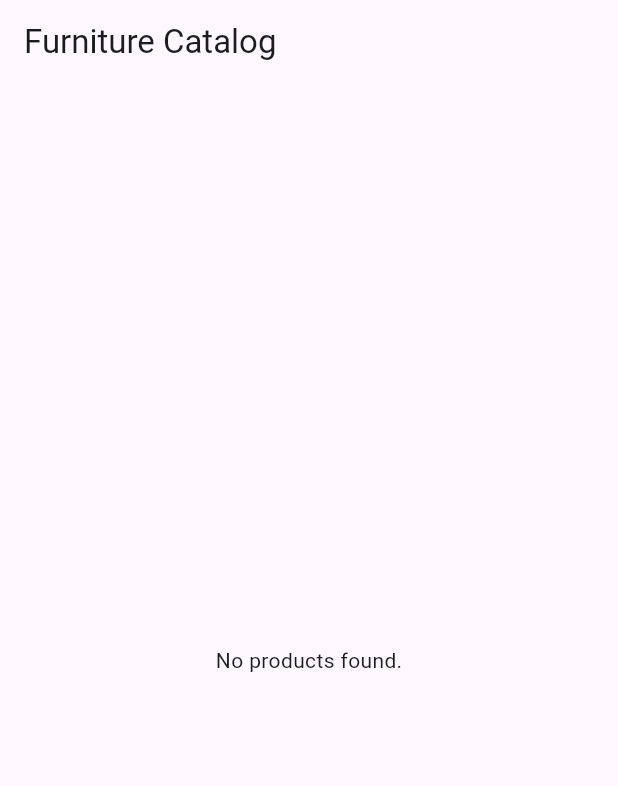
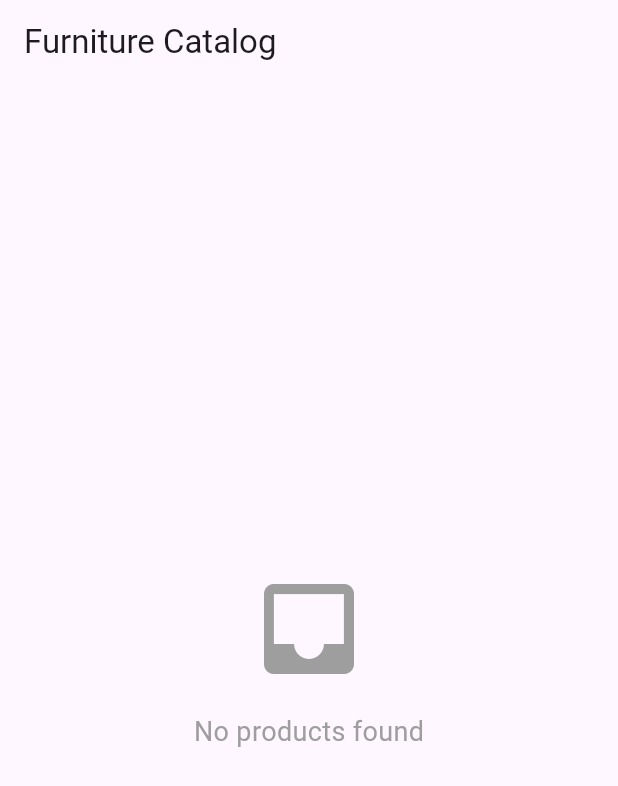
Before and after one commit to MarkusJakobR/mbd-ar-app, a Flutter app: the screen it shows after launch, on a phone screen of 412 x 824 dp. Shown: the top 786 px of the screen. Run offline on Flutter 3.47's test engine with Material 3 defaults, Android fonts, the phone set to English and light mode, and no system bars; our stand-ins replace cloud_firestore, firebase_core; missing offline and left inert: flutter_unity_widget; accounts and stored records are empty; generated files the repository leaves out were written again.

Commit message:
feat: componentized card products and screens

```diff
--- a/lib/main.dart
+++ b/lib/main.dart
@@ -1,9 +1,7 @@
 import 'package:flutter/material.dart';
-import 'package:flutter_unity_widget/flutter_unity_widget.dart';
 import 'package:firebase_core/firebase_core.dart';
 import 'firebase_options.dart';
-import 'services/firestore_service.dart';
-import 'models/product.dart';
+import 'screens/home_page.dart';
 
 void main() async {
   WidgetsFlutterBinding.ensureInitialized();
@@ -16,85 +14,10 @@ class MyApp extends StatelessWidget {
 
   @override
   Widget build(BuildContext context) {
-    return MaterialApp(home: const HomePage());
-  }
-}
-
-class HomePage extends StatelessWidget {
-  const HomePage({super.key});
-
-  @override
-  Widget build(BuildContext context) {
-    final firestoreService = FirestoreService();
-
-    return Scaffold(
-      appBar: AppBar(title: const Text('Furniture Catalog')),
-      body: StreamBuilder<List<Product>>(
-        stream: firestoreService.getProducts(),
-        builder: (context, snapshot) {
-          if (snapshot.hasError) {
-            return Center(child: Text('Error: ${snapshot.error}'));
-          }
-
-          if (snapshot.connectionState == ConnectionState.waiting) {
-            return const Center(child: CircularProgressIndicator());
-          }
-
-          final products = snapshot.data ?? [];
-
-          if (products.isEmpty) {
-            return const Center(child: Text('No products found.'));
-          }
-
-          return ListView.builder(
-            itemCount: products.length,
-            itemBuilder: (context, index) {
-              final product = products[index];
-
-              return Card(
-                margin: const EdgeInsets.all(8),
-                child: ListTile(
-                  leading: const Icon(Icons.chair, size: 40),
-                  title: Text(product.name),
-                  subtitle: Text(
-                    '${product.brand} • ${product.price.toStringAsFixed(2)}\n'
-                    '${product.height} x ${product.width} x ${product.length} ${product.unit}',
-                  ),
-                  isThreeLine: true,
-                  trailing: ElevatedButton(
-                    onPressed: () {
-                      Navigator.push(
-                        context,
-                        MaterialPageRoute(
-                          builder: (context) => ARViewPage(product: product),
-                        ),
-                      );
-                    },
-                    child: const Text('View in AR'),
-                  ),
-                ),
-              );
-            },
-          );
-        },
-      ),
+    return MaterialApp(
+      title: 'AR Furniture App',
+      theme: ThemeData(primarySwatch: Colors.blue, useMaterial3: true),
+      home: const HomePage(),
     );
   }
 }
-
-class ARViewPage extends StatelessWidget {
-  final Product product;
-  const ARViewPage({super.key, required this.product});
-
-  @override
-  Widget build(BuildContext context) {
-    return Scaffold(
-      appBar: AppBar(title: Text(product.name)),
-      body: UnityWidget(
-        onUnityCreated: (controller) {
-          print('Unity loaded for ${product.name}');
-        },
-      ),
-    );
-  }
-}
--- /dev/null
+++ b/lib/screens/home_page.dart
@@ -0,0 +1,49 @@
+import 'package:flutter/material.dart';
+import '../models/product.dart';
+import '../services/firestore_service.dart';
+import '../widgets/product_grid.dart';
+
+class HomePage extends StatelessWidget {
+  const HomePage({super.key});
+
+  @override
+  Widget build(BuildContext context) {
+    final firestoreService = FirestoreService();
+
+    return Scaffold(
+      appBar: AppBar(title: const Text('Furniture Catalog'), elevation: 0),
+      body: StreamBuilder<List<Product>>(
+        stream: firestoreService.getProducts(),
+        builder: (context, snapshot) {
+          if (snapshot.hasError) {
+            return Center(child: Text('Error: ${snapshot.error}'));
+          }
+
+          if (snapshot.connectionState == ConnectionState.waiting) {
+            return const Center(child: CircularProgressIndicator());
+          }
+
+          final products = snapshot.data ?? [];
+
+          if (products.isEmpty) {
+            return const Center(
+              child: Column(
+                mainAxisAlignment: MainAxisAlignment.center,
+                children: [
+                  Icon(Icons.inbox, size: 80, color: Colors.grey),
+                  SizedBox(height: 16),
+                  Text(
+                    'No products found',
+                    style: TextStyle(fontSize: 18, color: Colors.grey),
+                  ),
+                ],
+              ),
+            );
+          }
+
+          return ProductGrid(products: products);
+        },
+      ),
+    );
+  }
+}
```
Also changed, not shown: lib/screens/ar_view_page.dart (added, +23 -0 lines), lib/widgets/product_card.dart (added, +93 -0 lines), lib/widgets/product_grid.dart (added, +26 -0 lines).
